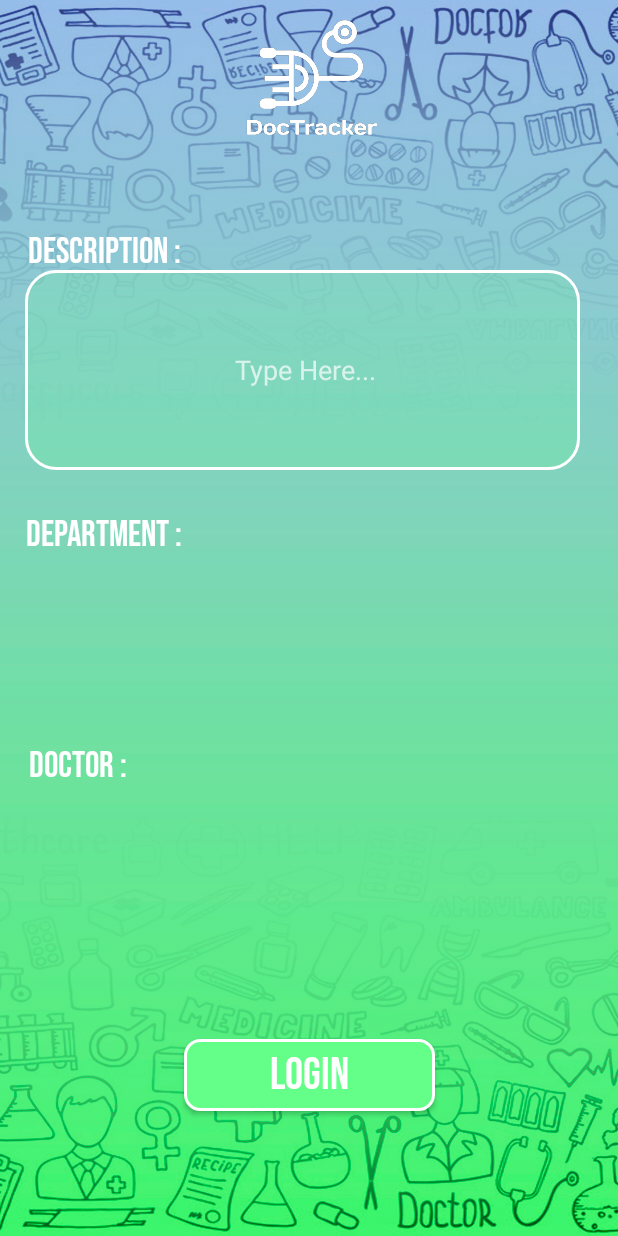
After one commit to pratik1024/DocTrack00, an Android app: the MainActivity6 screen opened directly, with no data from a screen before it, on a phone screen of 412 x 824 dp. The commit adds this screen. Run offline under Robolectric (Android 15) with nearby library versions, the phone set to English and light mode, and no system bars; Roboto replaces fonts that are not available here.

Commit message:
Activity 6 work started and Intent Applied

```diff
--- a/app/build.gradle
+++ b/app/build.gradle
@@ -22,6 +22,10 @@ android {
             proguardFiles getDefaultProguardFile('proguard-android-optimize.txt'), 'proguard-rules.pro'
         }
     }
+    viewBinding
+            {
+                enabled = false
+            }
     compileOptions {
         sourceCompatibility JavaVersion.VERSION_1_8
         targetCompatibility JavaVersion.VERSION_1_8
--- a/app/src/main/AndroidManifest.xml
+++ b/app/src/main/AndroidManifest.xml
@@ -11,6 +11,9 @@
         android:supportsRtl="true"
         android:theme="@style/Theme.Project_Test"
         tools:targetApi="31">
+        <activity
+            android:name=".MainActivity6"
+            android:exported="false" />
         <activity
             android:name=".list_appt"
             android:exported="false" />
--- a/app/src/main/java/com/example/project_test/MainActivity2.java
+++ b/app/src/main/java/com/example/project_test/MainActivity2.java
@@ -17,7 +17,7 @@ public class MainActivity2 extends AppCompatActivity {
         button.setOnClickListener(new View.OnClickListener() {
             @Override
             public void onClick(View v) {
-                Intent iPtnt = new Intent(MainActivity2.this, MainActivity3.class);
+                Intent iPtnt = new Intent(getApplicationContext(), MainActivity3.class);
                 startActivity(iPtnt);
             }
         });
--- a/app/src/main/java/com/example/project_test/MainActivity3.java
+++ b/app/src/main/java/com/example/project_test/MainActivity3.java
@@ -10,7 +10,6 @@ import android.widget.Button;
 
 public class MainActivity3 extends AppCompatActivity {
  Button button;
-    @SuppressLint("MissingInflatedId")
     @Override
     protected void onCreate(Bundle savedInstanceState) {
         super.onCreate(savedInstanceState);
@@ -19,7 +18,7 @@ public class MainActivity3 extends AppCompatActivity {
         button.setOnClickListener(new View.OnClickListener() {
             @Override
             public void onClick(View v) {
-                Intent iPtnt = new Intent(MainActivity3.this, MainActivity4.class);
+                Intent iPtnt = new Intent(getApplicationContext(), MainActivity4.class);
                 startActivity(iPtnt);
             }
         });
--- a/app/src/main/java/com/example/project_test/MainActivity4.java
+++ b/app/src/main/java/com/example/project_test/MainActivity4.java
@@ -2,13 +2,24 @@ package com.example.project_test;
 
 import androidx.appcompat.app.AppCompatActivity;
 
+import android.content.Intent;
 import android.os.Bundle;
+import android.view.View;
+import android.widget.Button;
 
 public class MainActivity4 extends AppCompatActivity {
-
+    Button button;
     @Override
     protected void onCreate(Bundle savedInstanceState) {
         super.onCreate(savedInstanceState);
         setContentView(R.layout.activity_main4);
+        button = findViewById(R.id.reg_btn);
+        button.setOnClickListener(new View.OnClickListener() {
+            @Override
+            public void onClick(View v) {
+                Intent i = new Intent(MainActivity4.this, MainActivity5.class);
+                startActivity(i);
+            }
+        });
     }
 }
--- a/app/src/main/java/com/example/project_test/MainActivity5.java
+++ b/app/src/main/java/com/example/project_test/MainActivity5.java
@@ -2,13 +2,26 @@ package com.example.project_test;
 
 import androidx.appcompat.app.AppCompatActivity;
 
+import android.annotation.SuppressLint;
+import android.content.Intent;
 import android.os.Bundle;
+import android.view.View;
+import android.widget.Button;
 
 public class MainActivity5 extends AppCompatActivity {
-
+    Button button;
+    @SuppressLint("MissingInflatedId")
     @Override
     protected void onCreate(Bundle savedInstanceState) {
         super.onCreate(savedInstanceState);
         setContentView(R.layout.activity_main5);
+        button = findViewById(R.id.new_appt);
+        button.setOnClickListener(new View.OnClickListener() {
+            @Override
+            public void onClick(View v) {
+                Intent iPtnt = new Intent(MainActivity5.this, MainActivity6.class);
+                startActivity(iPtnt);
+            }
+        });
     }
 }
--- /dev/null
+++ b/app/src/main/java/com/example/project_test/MainActivity6.java
@@ -0,0 +1,15 @@
+package com.example.project_test;
+
+import androidx.appcompat.app.AppCompatActivity;
+
+import android.os.Bundle;
+
+
+public class MainActivity6 extends AppCompatActivity {
+
+    @Override
+    protected void onCreate(Bundle savedInstanceState) {
+        super.onCreate(savedInstanceState);
+        setContentView(R.layout.activity_main6);
+    }
+}
--- a/app/src/main/res/layout/activity_list_appt.xml
+++ b/app/src/main/res/layout/activity_list_appt.xml
@@ -170,8 +170,7 @@
             android:layout_marginTop="10dp"
             android:layout_marginEnd="263dp"
             android:layout_marginBottom="31dp"
-            tools:src="@tools:sample/avatars"
-            android:background="@drawable/circular_dp"/>
+            tools:src="@tools:sample/avatars" />
 
 
     </RelativeLayout>
--- a/app/src/main/res/layout/activity_main2.xml
+++ b/app/src/main/res/layout/activity_main2.xml
@@ -88,7 +88,7 @@
         app:layout_constraintVertical_bias="0.848" />
 
     <Button
-        android:id="@+id/login_btn"
+        android:id="@+id/rgstr_btn"
         android:layout_width="167dp"
         android:layout_height="48dp"
         android:background="@drawable/btn_shape"
--- a/app/src/main/res/layout/activity_main4.xml
+++ b/app/src/main/res/layout/activity_main4.xml
@@ -6,10 +6,11 @@
     android:layout_height="match_parent"
     tools:context=".MainActivity4"
     android:background="@drawable/background">
+
     <ImageView
         android:id="@+id/imageView5"
-        android:layout_width="341dp"
-        android:layout_height="184dp"
+        android:layout_width="395dp"
+        android:layout_height="144dp"
         app:layout_constraintBottom_toBottomOf="parent"
         app:layout_constraintEnd_toEndOf="parent"
         app:layout_constraintStart_toStartOf="parent"
@@ -193,7 +194,7 @@
         app:layout_constraintTop_toTopOf="parent"
         app:layout_constraintVertical_bias="0.752" />
     <Button
-        android:id="@+id/login_btn"
+        android:id="@+id/reg_btn"
         android:layout_width="167dp"
         android:layout_height="48dp"
         android:background="@drawable/btn_shape"
--- a/app/src/main/res/layout/activity_main5.xml
+++ b/app/src/main/res/layout/activity_main5.xml
@@ -220,7 +220,7 @@
     </ListView>
 
     <Button
-        android:id="@+id/appt"
+        android:id="@+id/new_appt"
         android:layout_width="252dp"
         android:layout_height="52dp"
         android:background="@drawable/btn_shape"
--- /dev/null
+++ b/app/src/main/res/layout/activity_main6.xml
@@ -0,0 +1,99 @@
+<?xml version="1.0" encoding="utf-8"?>
+<androidx.constraintlayout.widget.ConstraintLayout xmlns:android="http://schemas.android.com/apk/res/android"
+    xmlns:app="http://schemas.android.com/apk/res-auto"
+    xmlns:tools="http://schemas.android.com/tools"
+    android:layout_width="match_parent"
+    android:layout_height="match_parent"
+    tools:context=".MainActivity6"
+    android:background="@drawable/background">
+
+    <ImageView
+        android:id="@+id/imageView7"
+        android:layout_width="397dp"
+        android:layout_height="121dp"
+        app:layout_constraintBottom_toBottomOf="parent"
+        app:layout_constraintEnd_toEndOf="parent"
+        app:layout_constraintStart_toStartOf="parent"
+        app:layout_constraintTop_toTopOf="parent"
+        app:layout_constraintVertical_bias="0.0"
+        app:srcCompat="@drawable/logo" />
+
+    <TextView
+        android:id="@+id/desc"
+        android:layout_width="wrap_content"
+        android:layout_height="wrap_content"
+        android:fontFamily="@font/bebas_neue"
+        android:text="Description :"
+        android:textColor="@color/white"
+        android:textSize="24sp"
+        app:layout_constraintBottom_toBottomOf="parent"
+        app:layout_constraintEnd_toEndOf="parent"
+        app:layout_constraintHorizontal_bias="0.061"
+        app:layout_constraintStart_toStartOf="parent"
+        app:layout_constraintTop_toTopOf="parent"
+        app:layout_constraintVertical_bias="0.193" />
+
+    <TextView
+        android:id="@+id/desc2"
+        android:layout_width="wrap_content"
+        android:layout_height="wrap_content"
+        android:fontFamily="@font/bebas_neue"
+        android:text="Doctor :"
+        android:textColor="@color/white"
+        android:textSize="24sp"
+        app:layout_constraintBottom_toBottomOf="parent"
+        app:layout_constraintEnd_toEndOf="parent"
+        app:layout_constraintHorizontal_bias="0.056"
+        app:layout_constraintStart_toStartOf="parent"
+        app:layout_constraintTop_toTopOf="parent"
+        app:layout_constraintVertical_bias="0.624" />
+
+    <TextView
+        android:id="@+id/desc3"
+        android:layout_width="wrap_content"
+        android:layout_height="wrap_content"
+        android:fontFamily="@font/bebas_neue"
+        android:text="Department :"
+        android:textColor="@color/white"
+        android:textSize="24sp"
+        app:layout_constraintBottom_toBottomOf="parent"
+        app:layout_constraintEnd_toEndOf="parent"
+        app:layout_constraintHorizontal_bias="0.056"
+        app:layout_constraintStart_toStartOf="parent"
+        app:layout_constraintTop_toTopOf="parent"
+        app:layout_constraintVertical_bias="0.43" />
+
+    <Button
+        android:id="@+id/rgstr_btn"
+        android:layout_width="167dp"
+        android:layout_height="48dp"
+        android:background="@drawable/btn_shape"
+        android:fontFamily="@font/bebas_neue"
+        android:text="Login"
+        android:textColor="@color/white"
+        android:textSize="30dp"
+        app:layout_constraintBottom_toBottomOf="parent"
+        app:layout_constraintEnd_toEndOf="parent"
+        app:layout_constraintStart_toStartOf="parent"
+        app:layout_constraintTop_toTopOf="parent"
+        app:layout_constraintVertical_bias="0.893" />
+
+    <EditText
+        android:id="@+id/desc_text"
+        android:layout_width="370dp"
+        android:layout_height="133dp"
+        android:ems="0"
+        android:layout_marginTop="0dp"
+        android:lines="10"
+        android:inputType="textLongMessage"
+        android:text=""
+        android:hint="Type Here..."
+        android:paddingLeft="140dp"
+        android:background="@drawable/edt_background"
+        app:layout_constraintBottom_toTopOf="@+id/rgstr_btn"
+        app:layout_constraintEnd_toEndOf="parent"
+        app:layout_constraintHorizontal_bias="0.39"
+        app:layout_constraintStart_toStartOf="parent"
+        app:layout_constraintTop_toBottomOf="@+id/imageView7"
+        app:layout_constraintVertical_bias="0.134" />
+</androidx.constraintlayout.widget.ConstraintLayout>
```
